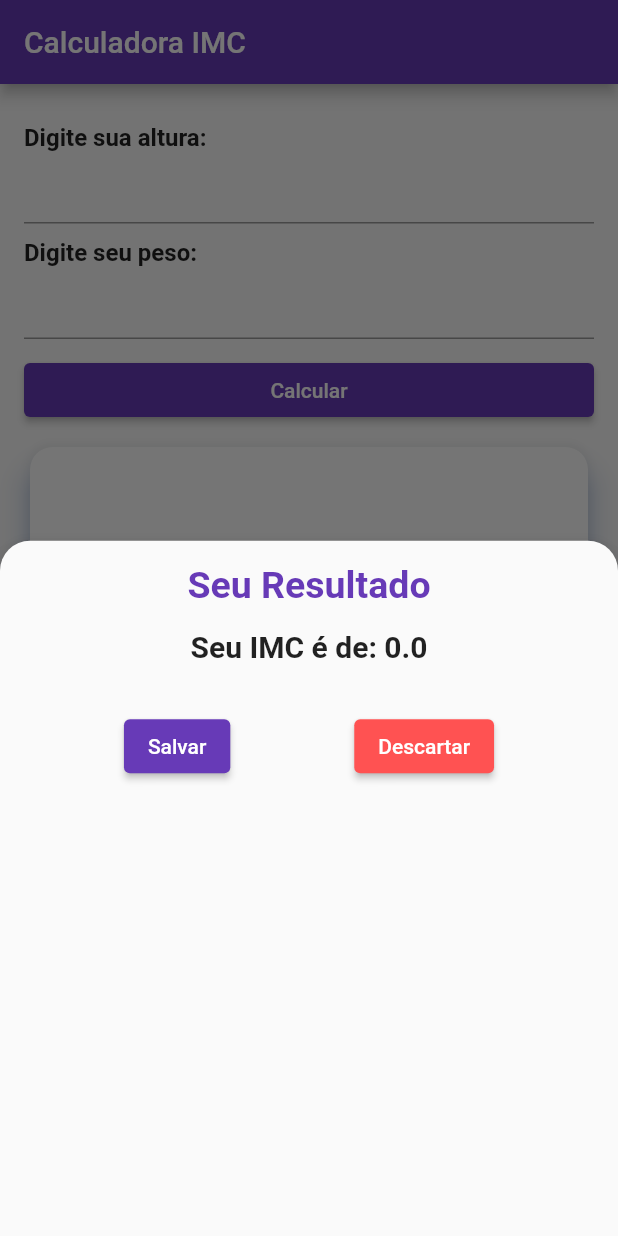
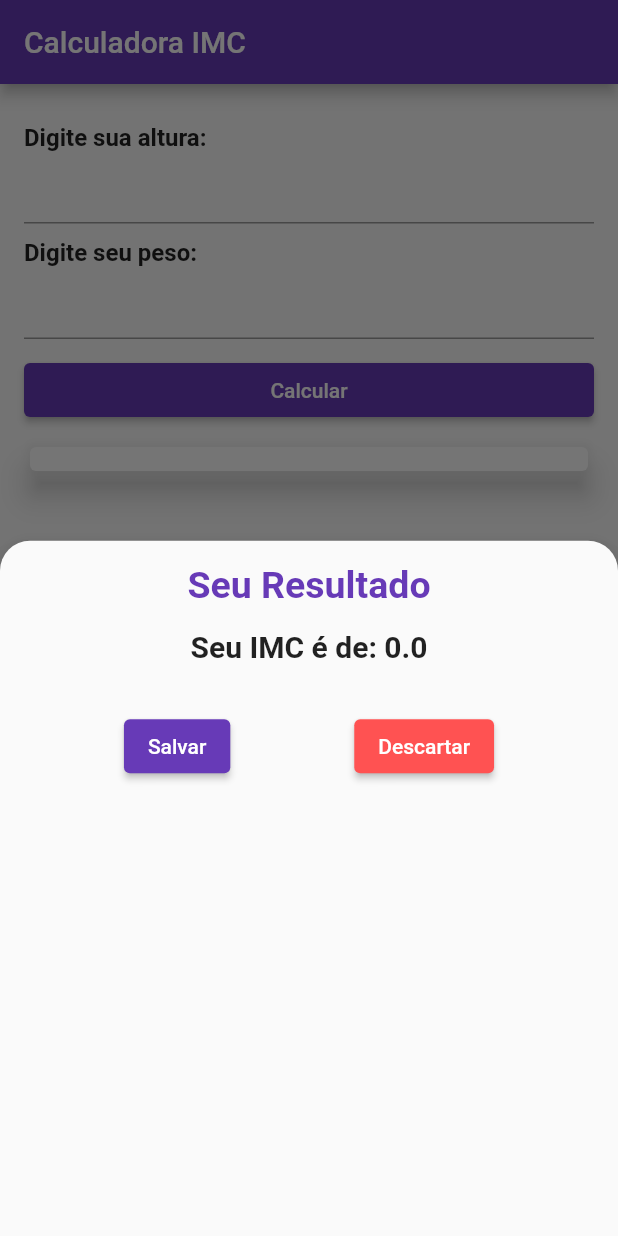
Before and after one commit to WBorges1984/imc_flutter, a Flutter app: the screen it shows after launch, item 2 of the bottom bar chosen, after a tap on "Calcular", on a phone screen of 412 x 824 dp. Run offline on Flutter 3.47's test engine with Material 2 defaults, Android fonts, the phone set to English and light mode, and no system bars; our stand-ins replace google_fonts, shared_preferences.

Commit message:
Concluido a calculadora

```diff
--- a/lib/pages/calcular_imc_page.dart
+++ b/lib/pages/calcular_imc_page.dart
@@ -1,7 +1,7 @@
 import 'package:flutter/material.dart';
 import 'package:imc_flutter/model/imc_class.dart';
 import 'package:imc_flutter/model/resultado_Imc_Class.dart';
-import 'package:imc_flutter/repository/calculos_imc_anteriores.dart';
+import 'package:imc_flutter/pages/card_imc_page.dart';
 import 'package:imc_flutter/shared/app_image.dart';
 import 'package:imc_flutter/shared/widgets/text_label.dart';
 
@@ -17,13 +17,23 @@ class CalcularImcPage extends StatefulWidget {
 class _CalcularImcPageState extends State<CalcularImcPage> {
   TextEditingController alturaController = TextEditingController(text: "");
   TextEditingController pesoController = TextEditingController(text: "");
-  var IcmAnteriores = ImcAnterioresRepository();
   var _imc = const <ResultadoImcAnteriores>[];
-
+  List<String> items = [];
   AppStorageService storage = AppStorageService();
 
   @override
-  void initState() => super.initState();
+  void initState() {
+    super.initState();
+
+    // Adiciona alguns itens à lista
+    /*  for (var i = 0; i < 10; i++) {
+      items.add("Item $i");
+    } */
+  }
+
+  void ListItems(String txt) {
+    items.add(txt);
+  }
 
   @override
   Widget build(BuildContext context) {
@@ -31,6 +41,9 @@ class _CalcularImcPageState extends State<CalcularImcPage> {
     String resulClasificacao = '';
     double resultImc = 0;
     String resultImage = '';
+    int tituloList = 0;
+    CardImc ImcCard = CardImc();
+    List<Widget> children = [];
 
     void _esconderTeclado(BuildContext context) {
       FocusScope.of(context).unfocus();
@@ -51,6 +64,8 @@ class _CalcularImcPageState extends State<CalcularImcPage> {
 
       debugPrint(resultImc.toString());
       debugPrint(CalcularImc.getSaude);
+      tituloList = tituloList + 1;
+      ImcCard.createState().addChild("oi");
     }
 
     return Scaffold(
@@ -132,17 +147,24 @@ class _CalcularImcPageState extends State<CalcularImcPage> {
                                         ?.unfocus();
 
                                     Navigator.pop(context);
-
+                                    setState(() {
+                                      ListItems(
+                                          "Seu IMC é de: $resultImc \n Classificação: ${resulClasificacao.toString()}");
+                                      /*  ListItems(
+                                          "Classificação: ${resulClasificacao.toString()}"); */
+                                    });
                                     alturaController.clear();
                                     pesoController.clear();
                                   },
-                                  child: Text("Salvar")),
+                                  child: const Text("Salvar")),
                               ElevatedButton(
                                   style: const ButtonStyle(
                                       backgroundColor: MaterialStatePropertyAll(
                                           Colors.redAccent)),
                                   onPressed: () {
                                     Navigator.pop(context);
+                                    alturaController.clear();
+                                    pesoController.clear();
                                   },
                                   child: const Text("Descartar")),
                             ],
@@ -163,16 +185,22 @@ class _CalcularImcPageState extends State<CalcularImcPage> {
             ),
             const SizedBox(height: 10),
             Card(
-              shape: RoundedRectangleBorder(
-                  borderRadius: BorderRadius.circular(15)),
-              shadowColor: Colors.blueAccent,
               elevation: 8,
-              child: Column(
-                children: [
-                  InkWell(
-                    child: Image.asset(AppImage.imc, height: 150),
-                  ),
-                ],
+              child: Padding(
+                padding: const EdgeInsets.all(8.0),
+                child: Column(
+                  children: items.map((item) {
+                    return Column(
+                      children: [
+                        Text(item,
+                            style: const TextStyle(
+                                fontSize: 15, fontWeight: FontWeight.bold)),
+                        const Text(
+                            "------------------------------------------------")
+                      ],
+                    );
+                  }).toList(),
+                ),
               ),
             ),
           ],
--- a/lib/pages/main_page.dart
+++ b/lib/pages/main_page.dart
@@ -1,7 +1,6 @@
 import 'package:flutter/material.dart';
 import 'package:imc_flutter/pages/calcular_imc_page.dart';
 import 'package:imc_flutter/pages/home.dart';
-import 'package:imc_flutter/pages/imc_anteriores.dart';
 
 class MainPage extends StatefulWidget {
   const MainPage({super.key});
@@ -32,7 +31,6 @@ class _MainPageState extends State<MainPage> {
               children: const [
                 Home(),
                 CalcularImcPage(),
-                ImcAnteriores(),
               ],
             ),
           ),
@@ -46,8 +44,6 @@ class _MainPageState extends State<MainPage> {
                 BottomNavigationBarItem(label: "Home", icon: Icon(Icons.home)),
                 BottomNavigationBarItem(
                     label: "Calcular IMC", icon: Icon(Icons.calculate)),
-                BottomNavigationBarItem(
-                    label: "IMC Anteriores", icon: Icon(Icons.list_alt_sharp)),
               ])
         ],
       ),
--- a/lib/repository/calculos_imc_anteriores.dart
+++ /dev/null
@@ -1,15 +0,0 @@
-import 'package:imc_flutter/model/resultado_Imc_Class.dart';
-
-class ImcAnterioresRepository {
-  List<ResultadoImcAnteriores> _imc = [];
-
-  Future<void> adicionar(ResultadoImcAnteriores Imc) async {
-    await Future.delayed(const Duration(microseconds: 100));
-    _imc.add(Imc);
-  }
-
-  Future<List<ResultadoImcAnteriores>> listar() async {
-    await Future.delayed(const Duration(microseconds: 100));
-    return _imc;
-  }
-}
--- a/lib/shared/widgets/resultado_tela.dart
+++ /dev/null
@@ -1,11 +0,0 @@
-import 'package:flutter/material.dart';
-
-class ResultadoTela extends StatelessWidget {
-  final String imc;
-  ResultadoTela({required this.imc});
-
-  @override
-  Widget build(BuildContext context) {
-    return Text(imc);
-  }
-}
```
Also changed, not shown: lib/pages/card_imc_page.dart (added, +25 -0 lines), lib/pages/imc_anteriores.dart (deleted, +0 -85 lines), lib/shared/widgets/card_imc.dart (added, +25 -0 lines).
